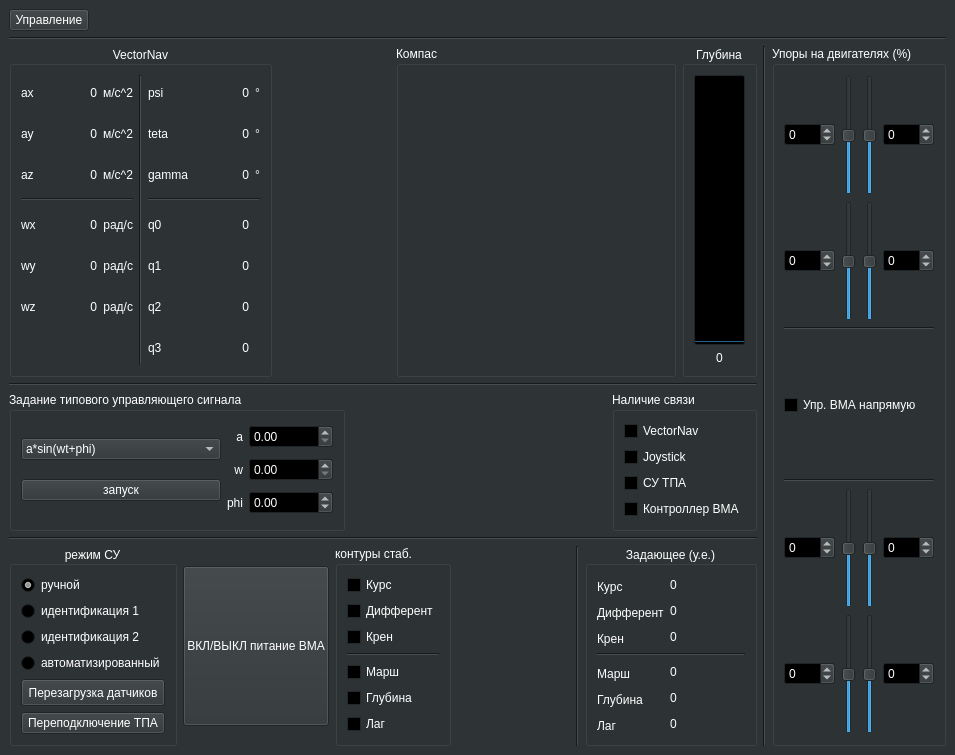
hidronautics/UV_control_box, file mainwindow.ui: the form before one commit.
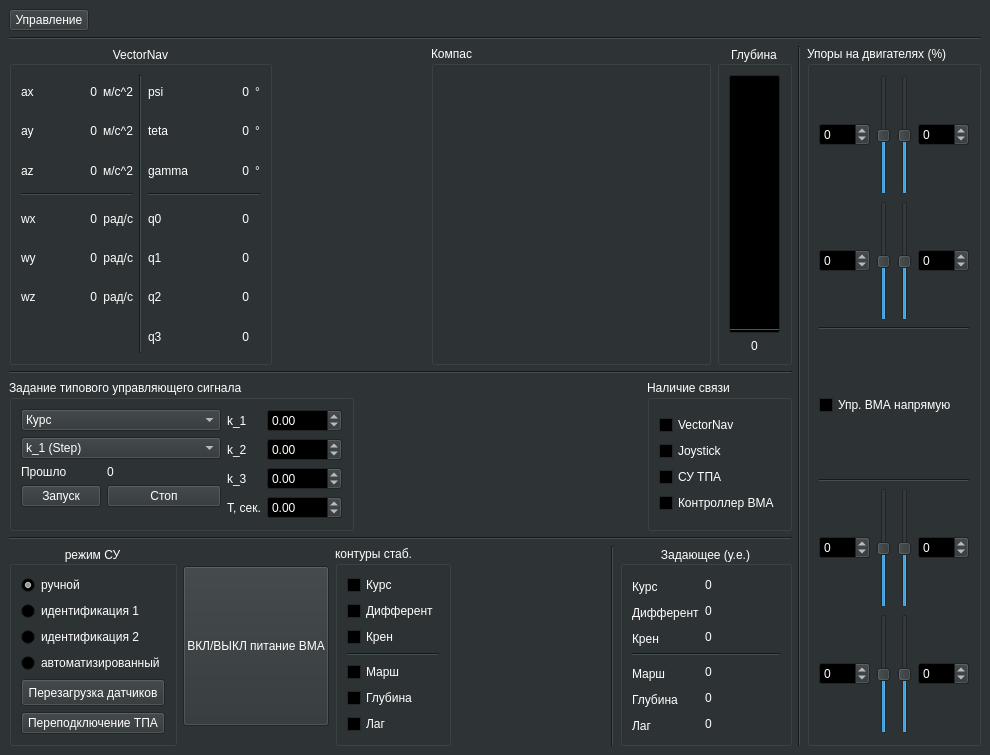
The form after the commit. Custom widgets are drawn as their Qt base class.

The edit to the form file:
```diff
--- a/mainwindow.ui
+++ b/mainwindow.ui
@@ -6,7 +6,7 @@
    <rect>
     <x>0</x>
     <y>0</y>
-    <width>955</width>
+    <width>990</width>
     <height>755</height>
    </rect>
   </property>
@@ -508,70 +508,135 @@
            <item row="1" column="1">
             <widget class="QLabel" name="label_36">
              <property name="text">
-              <string>w</string>
+              <string>k_2</string>
              </property>
              <property name="alignment">
-              <set>Qt::AlignRight|Qt::AlignTrailing|Qt::AlignVCenter</set>
+              <set>Qt::AlignLeading|Qt::AlignLeft|Qt::AlignVCenter</set>
+             </property>
+            </widget>
+           </item>
+           <item row="0" column="1">
+            <widget class="QLabel" name="label_35">
+             <property name="text">
+              <string>k_1</string>
+             </property>
+             <property name="alignment">
+              <set>Qt::AlignLeading|Qt::AlignLeft|Qt::AlignVCenter</set>
              </property>
             </widget>
            </item>
            <item row="1" column="2">
-            <widget class="QDoubleSpinBox" name="doubleSpinBox_2">
+            <widget class="QDoubleSpinBox" name="doubleSpinBox_typicalInput_k_2">
+             <property name="minimum">
+              <double>-1000.000000000000000</double>
+             </property>
              <property name="maximum">
-              <double>100000.000000000000000</double>
+              <double>1000.000000000000000</double>
+             </property>
+             <property name="singleStep">
+              <double>0.500000000000000</double>
              </property>
             </widget>
            </item>
            <item row="2" column="1">
             <widget class="QLabel" name="label_37">
              <property name="text">
-              <string>phi</string>
+              <string>k_3</string>
              </property>
              <property name="alignment">
-              <set>Qt::AlignRight|Qt::AlignTrailing|Qt::AlignVCenter</set>
-             </property>
-            </widget>
-           </item>
-           <item row="0" column="1">
-            <widget class="QLabel" name="label_35">
-             <property name="text">
-              <string>a</string>
-             </property>
-             <property name="alignment">
-              <set>Qt::AlignRight|Qt::AlignTrailing|Qt::AlignVCenter</set>
-             </property>
-            </widget>
-           </item>
-           <item row="2" column="2">
-            <widget class="QDoubleSpinBox" name="doubleSpinBox_3">
-             <property name="minimum">
-              <double>-100.000000000000000</double>
-             </property>
-             <property name="maximum">
-              <double>100.000000000000000</double>
+              <set>Qt::AlignLeading|Qt::AlignLeft|Qt::AlignVCenter</set>
              </property>
             </widget>
            </item>
            <item row="0" column="2">
-            <widget class="QDoubleSpinBox" name="doubleSpinBox">
+            <widget class="QDoubleSpinBox" name="doubleSpinBox_typicalInput_k_1">
+             <property name="minimum">
+              <double>-1000.000000000000000</double>
+             </property>
              <property name="maximum">
-              <double>1000000.000000000000000</double>
+              <double>1000.000000000000000</double>
              </property>
             </widget>
            </item>
-           <item row="0" column="0" rowspan="3">
-            <layout class="QVBoxLayout" name="verticalLayout_23">
-             <item>
-              <widget class="QComboBox" name="comboBox">
+           <item row="2" column="2">
+            <widget class="QDoubleSpinBox" name="doubleSpinBox_typicalInput_k_3">
+             <property name="minimum">
+              <double>-1000.000000000000000</double>
+             </property>
+             <property name="maximum">
+              <double>1000.000000000000000</double>
+             </property>
+             <property name="singleStep">
+              <double>0.500000000000000</double>
+             </property>
+            </widget>
+           </item>
+           <item row="0" column="0" rowspan="4">
+            <layout class="QFormLayout" name="formLayout">
+             <item row="0" column="0" colspan="2">
+              <widget class="QComboBox" name="comboBox_typicalInput_selectedContour">
+               <property name="enabled">
+                <bool>true</bool>
+               </property>
+               <property name="editable">
+                <bool>false</bool>
+               </property>
+               <item>
+                <property name="text">
+                 <string>Курс</string>
+                </property>
+               </item>
+               <item>
+                <property name="text">
+                 <string>Дифферент</string>
+                </property>
+               </item>
+               <item>
+                <property name="text">
+                 <string>Крен</string>
+                </property>
+               </item>
+               <item>
+                <property name="text">
+                 <string>Марш</string>
+                </property>
+               </item>
+               <item>
+                <property name="text">
+                 <string>Лаг</string>
+                </property>
+               </item>
+               <item>
+                <property name="text">
+                 <string>Глубина</string>
+                </property>
+               </item>
+               <item>
+                <property name="text">
+                 <string/>
+                </property>
+               </item>
+              </widget>
+             </item>
+             <item row="1" column="0" colspan="2">
+              <widget class="QComboBox" name="comboBox_typicalInput_shape">
                <property name="minimumSize">
                 <size>
                  <width>200</width>
                  <height>1</height>
                 </size>
                </property>
+               <property name="editable">
+                <bool>false</bool>
+               </property>
                <item>
                 <property name="text">
-                 <string>a*sin(wt+phi)</string>
+                 <string>k_1 (Step)</string>
+                </property>
+               </item>
+               <item>
+                <property name="text">
+                 <string>k_1 * sin(k_2 + k_3*t)</string>
                 </property>
                </item>
                <item>
@@ -581,15 +646,59 @@
                </item>
               </widget>
              </item>
-             <item>
-              <widget class="QPushButton" name="pushButton">
+             <item row="2" column="0">
+              <widget class="QLabel" name="label_13">
                <property name="text">
-                <string>запуск</string>
+                <string>Прошло</string>
+               </property>
+              </widget>
+             </item>
+             <item row="3" column="0">
+              <widget class="QPushButton" name="pushButton_typicalInput_start">
+               <property name="text">
+                <string>Запуск</string>
+               </property>
+              </widget>
+             </item>
+             <item row="3" column="1">
+              <widget class="QPushButton" name="pushButton__typicalInput_stop">
+               <property name="text">
+                <string>Стоп</string>
+               </property>
+              </widget>
+             </item>
+             <item row="2" column="1">
+              <widget class="QLabel" name="label__typicalInput_timePassed">
+               <property name="text">
+                <string>0</string>
                </property>
               </widget>
              </item>
             </layout>
            </item>
+           <item row="3" column="2">
+            <widget class="QDoubleSpinBox" name="doubleSpinBox_typicalInput_T">
+             <property name="minimum">
+              <double>-1000.000000000000000</double>
+             </property>
+             <property name="maximum">
+              <double>1000.000000000000000</double>
+             </property>
+             <property name="singleStep">
+              <double>0.500000000000000</double>
+             </property>
+            </widget>
+           </item>
+           <item row="3" column="1">
+            <widget class="QLabel" name="label_7">
+             <property name="text">
+              <string>T, сек.</string>
+             </property>
+             <property name="alignment">
+              <set>Qt::AlignLeading|Qt::AlignLeft|Qt::AlignVCenter</set>
+             </property>
+            </widget>
+           </item>
           </layout>
          </widget>
         </item>
```
Left out of the diff: 3 changed lines with no effect on the pictures.
